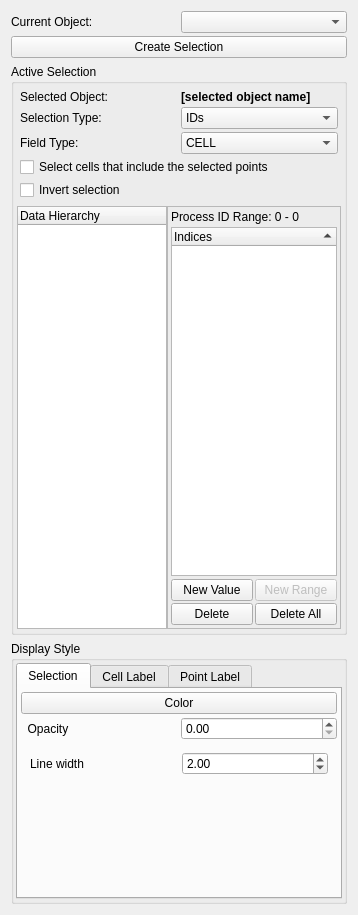
The window that Qt/Components/Resources/UI/pqSelectionInspectorPanel.ui (wildmichael/ParaView3-enhancements-old) describes before a commit, drawn with Qt 5.
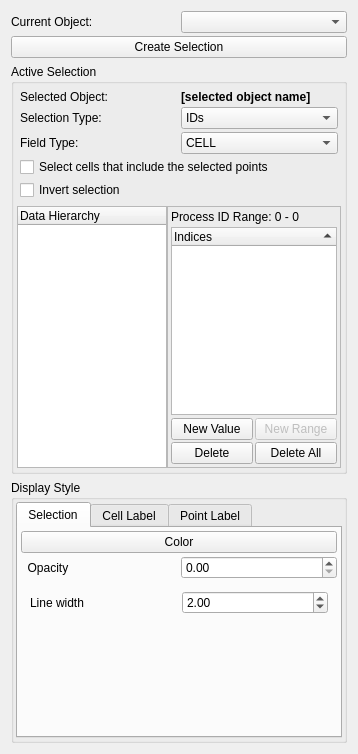
The same window after the commit. Custom widgets are drawn as their Qt base class.

Commit message: ENH: LabeledDataMapper can now handle composite datasets. ENH: pqSelectionInspectorPanel was explicitly populating the array name chooser combo-boxes for the the labelling. Changed that to use vtkSMArrayListDomain instead. BUG: vtkSMSourceProxy was not propagating MarkModified() calls to the internal extract selection filters. This explicit propagation is needed since we are not using vtkSMproperties to connect the two. Fixed that.

The edit to the form file:
```diff
--- a/Qt/Components/Resources/UI/pqSelectionInspectorPanel.ui
+++ b/Qt/Components/Resources/UI/pqSelectionInspectorPanel.ui
@@ -6,7 +6,7 @@
     <x>0</x>
     <y>0</y>
     <width>333</width>
-    <height>915</height>
+    <height>754</height>
    </rect>
   </property>
   <property name="sizePolicy" >
@@ -1603,6 +1603,19 @@
      </layout>
     </widget>
    </item>
+   <item>
+    <spacer>
+     <property name="orientation" >
+      <enum>Qt::Vertical</enum>
+     </property>
+     <property name="sizeHint" >
+      <size>
+       <width>20</width>
+       <height>40</height>
+      </size>
+     </property>
+    </spacer>
+   </item>
   </layout>
  </widget>
  <customwidgets>
```
The commit also changes 9 other files.
